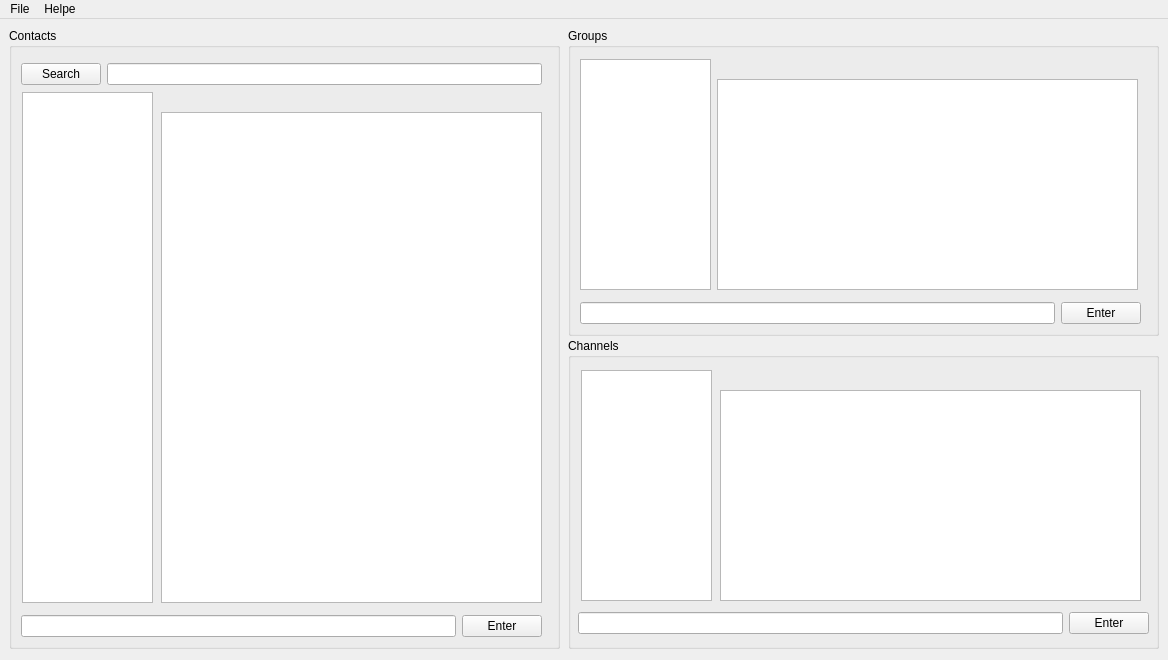
Before: the Qt Designer form FinalProject_Messenger/startwindow.ui in Behdad-AVI-203/Messenger_CodeX_11, drawn with Qt 5.
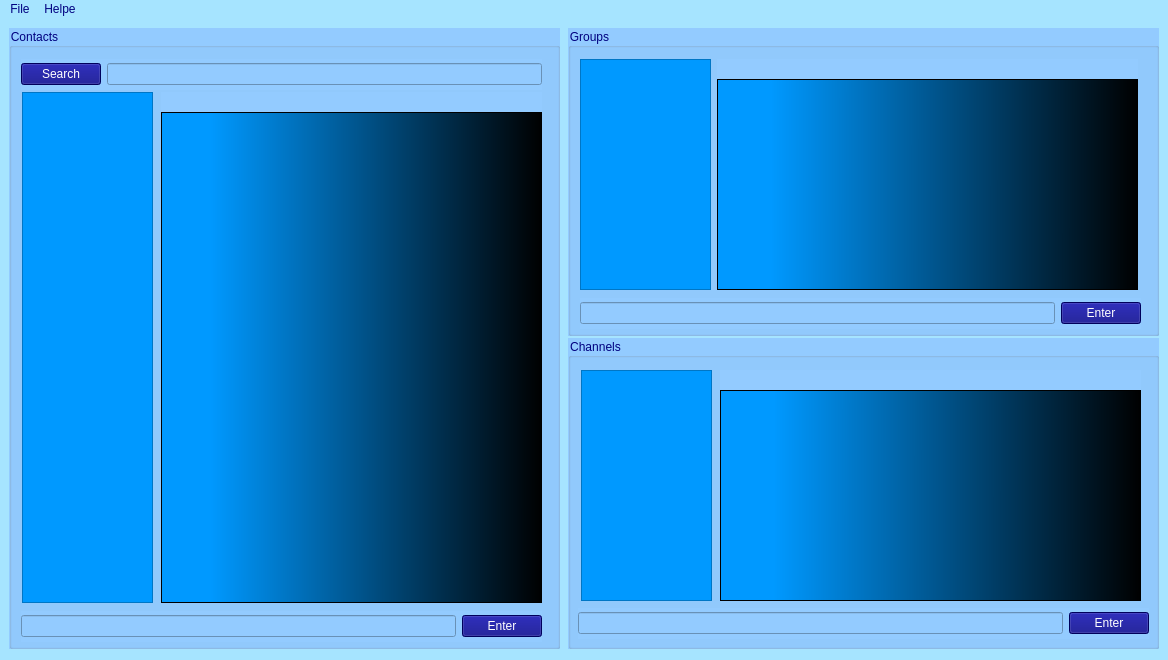
After: the same form once the commit is applied.

```diff
--- a/FinalProject_Messenger/startwindow.ui
+++ b/FinalProject_Messenger/startwindow.ui
@@ -53,7 +53,9 @@
    <string/>
   </property>
   <property name="styleSheet">
-   <string notr="true"/>
+   <string notr="true">background-color: rgb(166, 228, 255);
+color: rgb(0, 0, 127);
+</string>
   </property>
   <property name="inputMethodHints">
    <set>Qt::ImhNone</set>
@@ -71,6 +73,10 @@
       <height>621</height>
      </rect>
     </property>
+    <property name="styleSheet">
+     <string notr="true">background-color: rgb(147, 203, 255);
+color: rgb(0, 0, 127);</string>
+    </property>
     <property name="title">
      <string>Contacts</string>
     </property>
@@ -86,6 +92,10 @@
      <layout class="QHBoxLayout" name="horizontalLayout">
       <item>
        <widget class="QPushButton" name="pushButton_searchuser">
+        <property name="styleSheet">
+         <string notr="true">background-color: rgb(0, 0, 127);
+color: rgb(255, 255, 255);</string>
+        </property>
         <property name="text">
          <string>Search</string>
         </property>
@@ -111,6 +121,12 @@
         <property name="statusTip">
          <string/>
         </property>
+        <property name="whatsThis">
+         <string>&lt;html&gt;&lt;head/&gt;&lt;body&gt;&lt;p align=&quot;right&quot;&gt;&lt;span style=&quot; color:#ffffff;&quot;&gt;message&lt;/span&gt;&lt;/p&gt;&lt;/body&gt;&lt;/html&gt;</string>
+        </property>
+        <property name="styleSheet">
+         <string notr="true">color: rgb(0, 0, 197);</string>
+        </property>
         <property name="text">
          <string/>
         </property>
@@ -118,6 +134,10 @@
       </item>
       <item>
        <widget class="QPushButton" name="pushButton_entermessage_contact">
+        <property name="styleSheet">
+         <string notr="true">background-color: rgb(0, 0, 127);
+color: rgb(255, 255, 255);</string>
+        </property>
         <property name="text">
          <string>Enter</string>
         </property>
@@ -137,6 +157,9 @@
      <layout class="QVBoxLayout" name="verticalLayout">
       <item>
        <widget class="QLabel" name="label_contactname">
+        <property name="styleSheet">
+         <string notr="true">color: rgb(0, 0, 173);</string>
+        </property>
         <property name="text">
          <string/>
         </property>
@@ -145,7 +168,7 @@
       <item>
        <widget class="QTextEdit" name="textEdit_conversation">
         <property name="styleSheet">
-         <string notr="true"/>
+         <string notr="true">background-color: qlineargradient(spread:pad, x1:1, y1:0.523, x2:0, y2:0.522727, stop:0 rgba(0, 0, 0, 255), stop:0.871508 rgba(0, 153, 255, 255));</string>
         </property>
        </widget>
       </item>
@@ -160,6 +183,9 @@
        <height>511</height>
       </rect>
      </property>
+     <property name="styleSheet">
+      <string notr="true">background-color: rgb(0, 153, 255);</string>
+     </property>
     </widget>
    </widget>
    <widget class="QGroupBox" name="groupBox_group">
@@ -171,6 +197,10 @@
       <height>308</height>
      </rect>
     </property>
+    <property name="styleSheet">
+     <string notr="true">background-color: rgb(147, 203, 255);
+color: rgb(0, 0, 127);</string>
+    </property>
     <property name="title">
      <string>Groups</string>
     </property>
@@ -185,10 +215,21 @@
      </property>
      <layout class="QHBoxLayout" name="horizontalLayout_5">
       <item>
-       <widget class="QLineEdit" name="lineEdit_messagegroup"/>
+       <widget class="QLineEdit" name="lineEdit_messagegroup">
+        <property name="whatsThis">
+         <string>&lt;html&gt;&lt;head/&gt;&lt;body&gt;&lt;p align=&quot;right&quot;&gt;&lt;span style=&quot; color:#0000c5;&quot;&gt;message&lt;/span&gt;&lt;/p&gt;&lt;/body&gt;&lt;/html&gt;</string>
+        </property>
+        <property name="styleSheet">
+         <string notr="true">color: rgb(0, 0, 198);</string>
+        </property>
+       </widget>
       </item>
       <item>
        <widget class="QPushButton" name="pushButton_entermessage_group">
+        <property name="styleSheet">
+         <string notr="true">background-color: rgb(0, 0, 127);
+color: rgb(255, 255, 255);</string>
+        </property>
         <property name="text">
          <string>Enter</string>
         </property>
@@ -205,6 +246,9 @@
        <height>231</height>
       </rect>
      </property>
+     <property name="styleSheet">
+      <string notr="true">background-color: rgb(0, 153, 255);</string>
+     </property>
     </widget>
     <widget class="QWidget" name="layoutWidget">
      <property name="geometry">
@@ -218,13 +262,20 @@
      <layout class="QVBoxLayout" name="verticalLayout_2">
       <item>
        <widget class="QLabel" name="label_groupname">
+        <property name="styleSheet">
+         <string notr="true">color: rgb(0, 0, 170);</string>
+        </property>
         <property name="text">
          <string/>
         </property>
        </widget>
       </item>
       <item>
-       <widget class="QTextEdit" name="textEdit_groupmessages"/>
+       <widget class="QTextEdit" name="textEdit_groupmessages">
+        <property name="styleSheet">
+         <string notr="true">background-color: qlineargradient(spread:pad, x1:1, y1:0.523, x2:0, y2:0.522727, stop:0 rgba(0, 0, 0, 255), stop:0.871508 rgba(0, 153, 255, 255));</string>
+        </property>
+       </widget>
       </item>
      </layout>
     </widget>
@@ -238,6 +289,10 @@
       <height>311</height>
      </rect>
     </property>
+    <property name="styleSheet">
+     <string notr="true">background-color: rgb(147, 203, 255);
+color: rgb(0, 0, 127);</string>
+    </property>
     <property name="title">
      <string>Channels</string>
     </property>
@@ -252,10 +307,21 @@
      </property>
      <layout class="QHBoxLayout" name="horizontalLayout_7">
       <item>
-       <widget class="QLineEdit" name="lineEdit_messagechannel"/>
+       <widget class="QLineEdit" name="lineEdit_messagechannel">
+        <property name="whatsThis">
+         <string>&lt;html&gt;&lt;head/&gt;&lt;body&gt;&lt;p align=&quot;right&quot;&gt;&lt;span style=&quot; color:#0000c6;&quot;&gt;message&lt;/span&gt;&lt;/p&gt;&lt;/body&gt;&lt;/html&gt;</string>
+        </property>
+        <property name="styleSheet">
+         <string notr="true">color: rgb(0, 0, 200);</string>
+        </property>
+       </widget>
       </item>
       <item>
        <widget class="QPushButton" name="pushButton_entermessage_channel">
+        <property name="styleSheet">
+         <string notr="true">background-color: rgb(0, 0, 127);
+color: rgb(255, 255, 255);</string>
+        </property>
         <property name="text">
          <string>Enter</string>
         </property>
@@ -275,13 +341,20 @@
      <layout class="QVBoxLayout" name="verticalLayout_3">
       <item>
        <widget class="QLabel" name="label_channelname">
+        <property name="styleSheet">
+         <string notr="true">color: rgb(0, 0, 197);</string>
+        </property>
         <property name="text">
          <string/>
         </property>
        </widget>
       </item>
       <item>
-       <widget class="QTextEdit" name="textEdit_channelmessages"/>
+       <widget class="QTextEdit" name="textEdit_channelmessages">
+        <property name="styleSheet">
+         <string notr="true">background-color: qlineargradient(spread:pad, x1:1, y1:0.523, x2:0, y2:0.522727, stop:0 rgba(0, 0, 0, 255), stop:0.871508 rgba(0, 153, 255, 255));</string>
+        </property>
+       </widget>
       </item>
      </layout>
     </widget>
@@ -294,6 +367,9 @@
        <height>231</height>
       </rect>
      </property>
+     <property name="styleSheet">
+      <string notr="true">background-color: rgb(0, 153, 255);</string>
+     </property>
     </widget>
    </widget>
   </widget>
@@ -303,7 +379,7 @@
      <x>0</x>
      <y>0</y>
      <width>1168</width>
-     <height>26</height>
+     <height>21</height>
     </rect>
    </property>
    <widget class="QMenu" name="menuFile">
```
